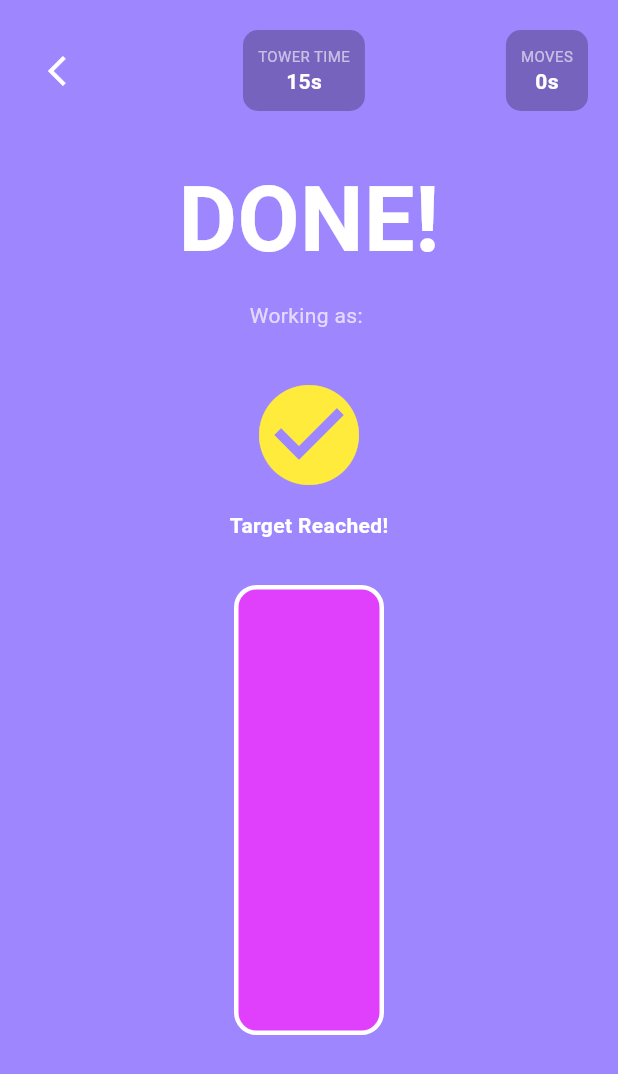
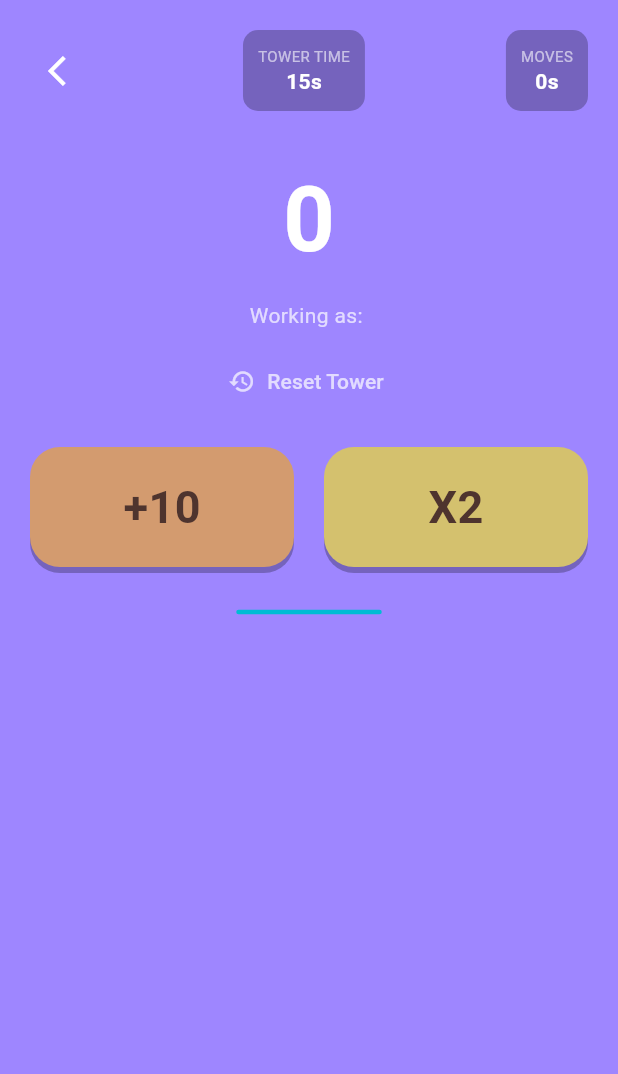
Before and after one commit to ra-rasyid/game_tower_challenge, a Flutter app: the TowerDetailPage screen opened directly with empty values, on a phone screen of 412 x 824 dp. Shown: the top 1074 px of the screen. Run offline on Flutter 3.47's test engine with Material 3 defaults, Android fonts, the phone set to English and light mode, and no system bars; our stand-ins replace firebase_core, firebase_database, get; missing offline and left inert: flame; accounts and stored records are empty.

Commit message:
feat(game): implement bot logic, team locking, and advanced visual feedback
- Added Bot Engine with human-like timing and 8-player slot simulation.
- Implemented team locking validation (preventing access to opponent towers).
- Integrated BFS Solver for optimal move calculations.
- Enhanced TowerComponent with dynamic loading animations and varied profile icons.
- Added strict target validation (exactly 1000) and match winner notifications.
- Removed tower regeneration to focus on a 20-tower race format.

```diff
--- a/lib/features/game/presentation/pages/tower_detail_page.dart
+++ b/lib/features/game/presentation/pages/tower_detail_page.dart
@@ -35,31 +35,23 @@ class TowerDetailPage extends StatelessWidget {
                 ),
                 const SizedBox(height: 30),
                 Obx(() {
-                  // REVISI: Tetap DONE meskipun lebih dari target
-                  bool isFinished = controller.currentValue.value >= tower.targetValue;
-                  double progress = (controller.currentValue.value / tower.targetValue).clamp(0.0, 1.0);
+                  // REVISI: Hanya DONE jika tepat 1000
+                  bool isDone = controller.currentValue.value == 1000;
+                  double progress = (controller.currentValue.value / 1000).clamp(0.0, 1.0);
 
                   return Column(
                     children: [
                       Text(
-                        isFinished ? "DONE!" : "${controller.currentValue.value}",
-                        style: const TextStyle(
-                          color: Colors.white,
-                          fontSize: 60,
-                          fontWeight: FontWeight.bold
-                        )
+                        isDone ? "DONE!" : "${controller.currentValue.value}",
+                        style: const TextStyle(color: Colors.white, fontSize: 60, fontWeight: FontWeight.bold)
                       ),
 
                       const SizedBox(height: 10),
                       if (tower.claimedBy != null)
-                        Text(
-                          "Working as: ${tower.claimedBy}",
-                          style: const TextStyle(color: Colors.white70, fontSize: 14)
-                        ),
+                        Text("Working as: ${tower.claimedBy}", style: const TextStyle(color: Colors.white70, fontSize: 14)),
 
                       const SizedBox(height: 10),
-                      // Reset Tower hanya muncul jika BELUM Done
-                      if (!isFinished)
+                      if (!isDone)
                         TextButton.icon(
                           onPressed: () => controller.resetSingleTower(tower, team),
                           icon: const Icon(Icons.restore, color: Colors.white70),
@@ -67,46 +59,24 @@ class TowerDetailPage extends StatelessWidget {
                         ),
 
                       const SizedBox(height: 20),
-
-                      // Tombol operasi dibungkus IF agar hilang seketika saat Done
-                      if (!isFinished)
+                      if (!isDone)
                         Row(
                           children: [
-                            Expanded(
-                              child: _buildOpButton(
-                                "+10",
-                                const Color(0xFFD39B6F),
-                                () => controller.applyOperation(false, tower, team)
-                              )
-                            ),
+                            Expanded(child: _buildOpButton("+10", const Color(0xFFD39B6F), () => controller.applyOperation(false, tower, team))),
                             const SizedBox(width: 20),
-                            Expanded(
-                              child: _buildOpButton(
-                                "X2",
-                                const Color(0xFFD4C16E),
-                                () => controller.applyOperation(true, tower, team)
-                              )
-                            ),
+                            Expanded(child: _buildOpButton("X2", const Color(0xFFD4C16E), () => controller.applyOperation(true, tower, team))),
                           ],
                         )
                       else
-                        // Tampilan saat sudah selesai
-                        const Column(
-                          children: [
-                            Icon(Icons.check_circle, color: Colors.yellow, size: 80),
-                            SizedBox(height: 10),
-                            Text("Target Reached!", style: TextStyle(color: Colors.white, fontWeight: FontWeight.bold)),
-                          ],
-                        ),
+                        const Icon(Icons.check_circle, color: Colors.yellow, size: 80),
 
                       const SizedBox(height: 30),
-
                       AnimatedContainer(
                         duration: const Duration(milliseconds: 300),
                         width: 100,
                         height: 300 * progress,
                         decoration: BoxDecoration(
-                          color: isFinished ? Colors.purpleAccent : Colors.cyan,
+                          color: isDone ? Colors.purpleAccent : Colors.cyan,
                           borderRadius: BorderRadius.circular(15),
                           border: Border.all(color: Colors.white, width: 3)
                         ),
```
Also changed, not shown: lib/features/game/presentation/controllers/game_controller.dart (+83 -42 lines), lib/features/game/presentation/flame/components/tower_component.dart (+79 -18 lines).
